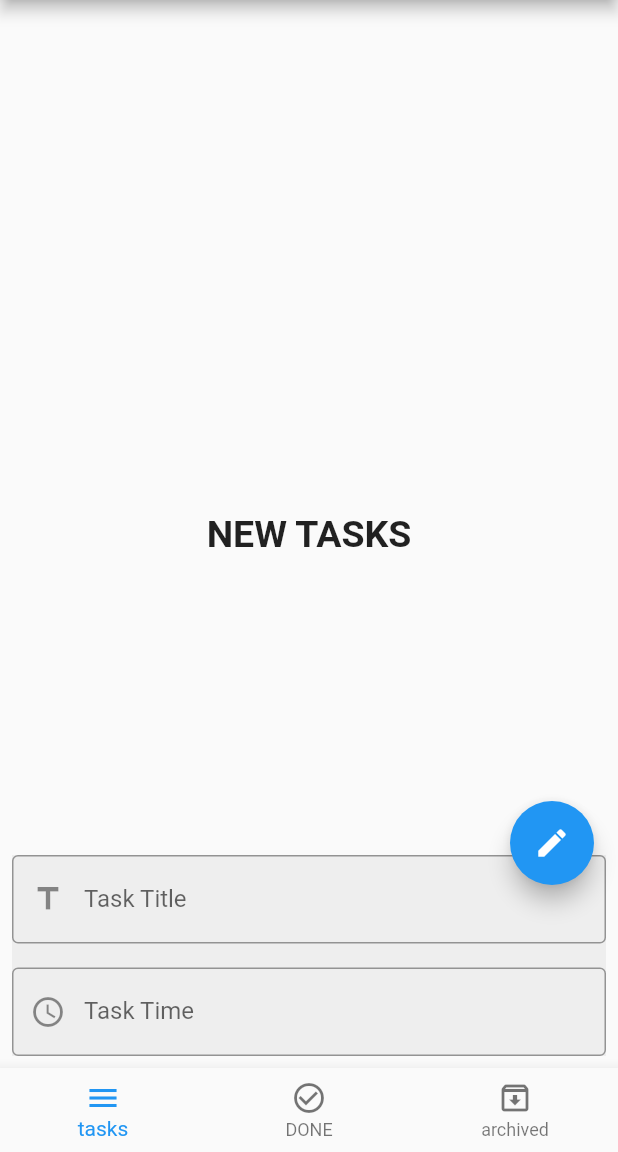
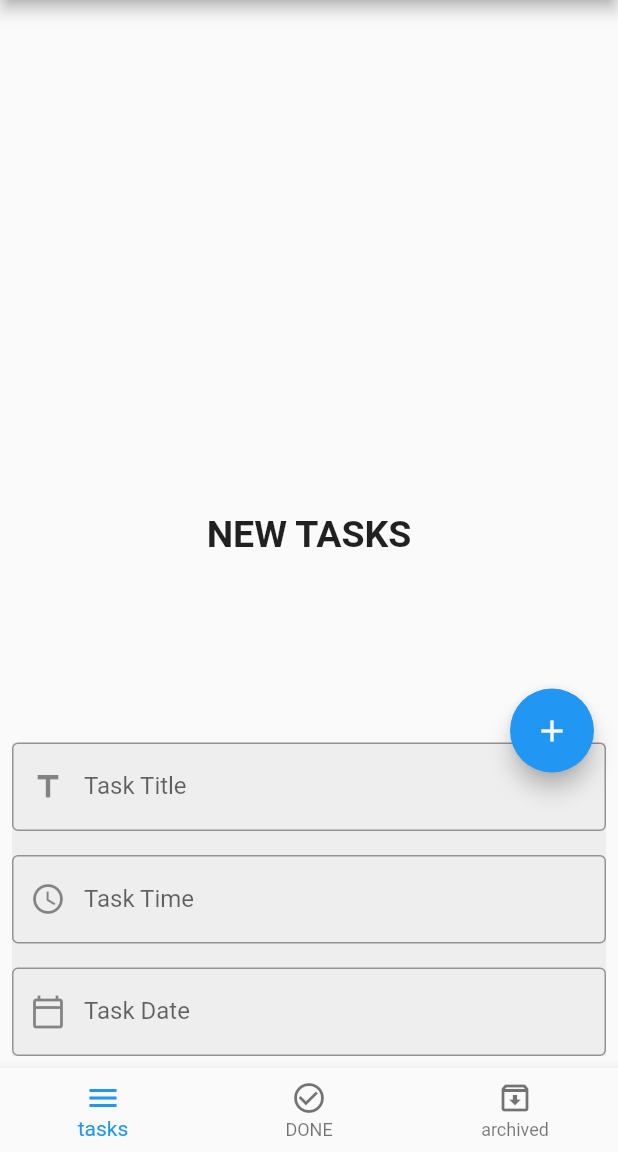
Before and after one commit to ibrahimbitar963/sqflite, a Flutter app: the screen it shows after launch, after a tap on the "edit" icon, on a phone screen of 412 x 824 dp, the part 84-1236 px from its top. Run offline on Flutter 3.47's test engine with Material 2 defaults, Android fonts, the phone set to English and light mode, and no system bars; our stand-ins replace sqflite; missing offline and left inert: dart:ffi; accounts and stored records are empty.

Commit message:
end of insert

```diff
--- a/lib/home_layout.dart
+++ b/lib/home_layout.dart
@@ -1,6 +1,7 @@
 import 'dart:ffi';
 
 import 'package:flutter/material.dart';
+import 'package:intl/intl.dart';
 import 'package:navigation/archived_tasks.dart';
 import 'package:navigation/done_tasks.dart';
 import 'package:sqflite/sqflite.dart';
@@ -31,6 +32,7 @@ class _HomeLayoutState extends State<HomeLayout> {
   IconData FABicon = Icons.edit;
   var titleController = TextEditingController();
   var timeController = TextEditingController();
+  var dateController = TextEditingController();
   @override
   void initState() {
     CreateDB();
@@ -47,14 +49,19 @@ class _HomeLayoutState extends State<HomeLayout> {
       floatingActionButton: FloatingActionButton(
         onPressed: () {
           if (isBouttomSheetShown) {
-            if(formkey.currentState.validate()){
+            if (formkey.currentState.validate()) {
+              insertTODatabase(
+                time: timeController.text,
+                title: titleController.text,
+                date: dateController.text,
+              ).then((value) {
                 Navigator.pop(context);
                 isBouttomSheetShown = false;
                 setState(() {
-                FABicon = Icons.add;
+                  FABicon = Icons.edit;
+                });
               });
             }
-
           } else {
             scaffoldkey.currentState.showBottomSheet(
               (context) => Padding(
@@ -90,26 +97,57 @@ class _HomeLayoutState extends State<HomeLayout> {
                         ),
                         TextFormField(
                           keyboardType: TextInputType.datetime,
-
                           validator: (String value) {
                             if (value.isEmpty) {
-                              return 'title must not be empty';
+                              return 'time must not be empty';
                             }
                             return null;
                           },
                           onTap: () {
-                           showTimePicker(context: context,
+                            showTimePicker(
+                              context: context,
                               initialTime: TimeOfDay.now(),
                             ).then((value) {
-                             timeController.text=value.format(context).toString();
+                              timeController.text =
+                                  value.format(context).toString();
                             });
                           },
                           controller: timeController,
-
                           decoration: InputDecoration(
                             labelText: 'Task Time',
                             prefixIcon: Icon(
                               Icons.watch_later_outlined,
+                            ),
+                            border: OutlineInputBorder(),
+                          ),
+                        ),
+                        SizedBox(
+                          height: 16,
+                        ),
+                        TextFormField(
+                          keyboardType: TextInputType.datetime,
+                          validator: (String value) {
+                            if (value.isEmpty) {
+                              return 'Date must not be empty';
+                            }
+                            return null;
+                          },
+                          onTap: () {
+                            showDatePicker(
+                                    context: context,
+                                    initialDate: DateTime.now(),
+                                    firstDate: DateTime.now(),
+                                    lastDate: DateTime.parse('2021-12-31'))
+                                .then((value) {
+                              dateController.text =
+                                  DateFormat.yMMMd().format(value);
+                            });
+                          },
+                          controller: dateController,
+                          decoration: InputDecoration(
+                            labelText: 'Task Date',
+                            prefixIcon: Icon(
+                              Icons.calendar_today_outlined,
                             ),
                             border: OutlineInputBorder(),
                           ),
@@ -122,7 +160,7 @@ class _HomeLayoutState extends State<HomeLayout> {
             );
             isBouttomSheetShown = true;
             setState(() {
-              FABicon = Icons.edit;
+              FABicon = Icons.add;
             });
           }
         },
@@ -180,11 +218,15 @@ class _HomeLayoutState extends State<HomeLayout> {
     );
   }
 
-  void insertTODatabase() {
-    database.transaction((txn) async {
+  Future insertTODatabase({
+    @required String title,
+    @required String date,
+    @required String time,
+  }) async {
+    return await database.transaction((txn) async {
       txn
           .rawInsert(
-              'INSERT INTO tasks(title,date,time,status) VALUES("first take","7/7/72002","10:10","sss")')
+              'INSERT INTO tasks(title,date,time,status) VALUES("$title","$date","$time","sss")')
           .then((value) {
         print('$value insert successful');
       }).catchError((error) {
--- a/pubspec.yaml
+++ b/pubspec.yaml
@@ -29,6 +29,7 @@ dependencies:
   # Use with the CupertinoIcons class for iOS style icons.
   cupertino_icons: ^1.0.2
   sqflite: ^2.0.0+4
+  intl: ^0.17.0
 dev_dependencies:
   flutter_test:
     sdk: flutter
```
Also changed, not shown: pubspec.lock. Lines whose indentation alone changed are shown as unchanged.
